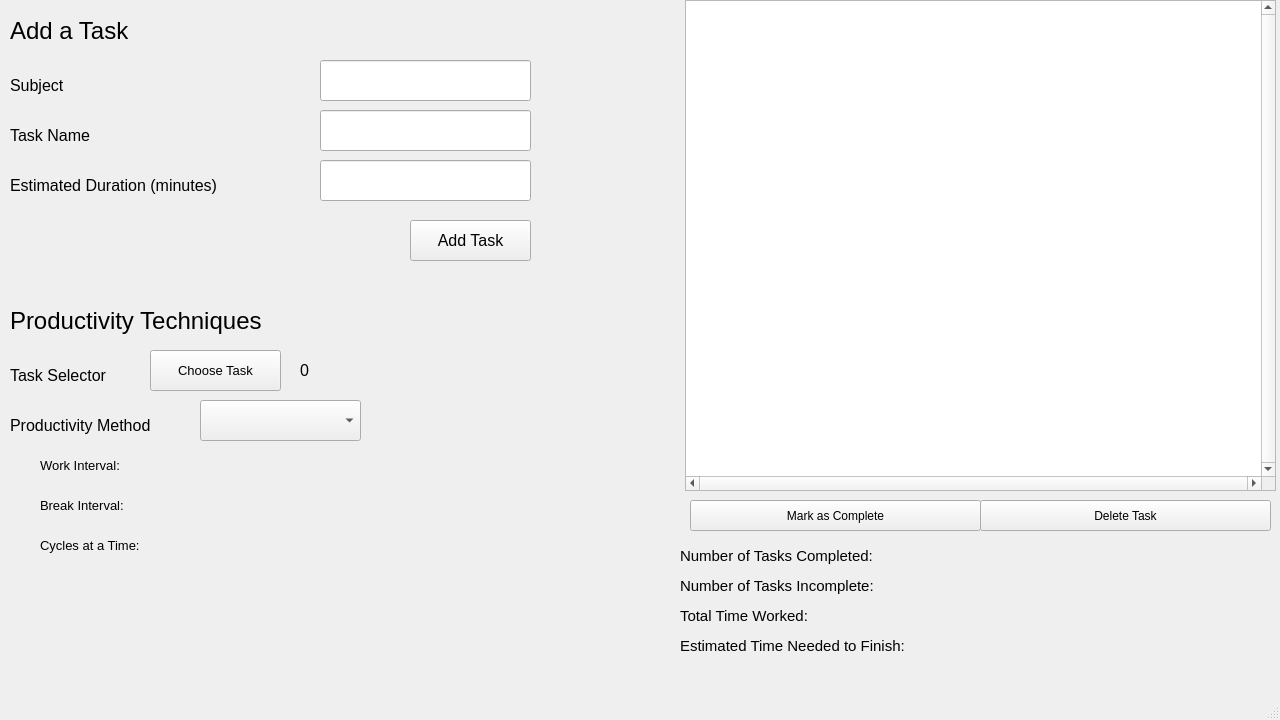
The window that mainwindow.ui (projectavi/ToDoPlus) describes before a commit, drawn with Qt 5.
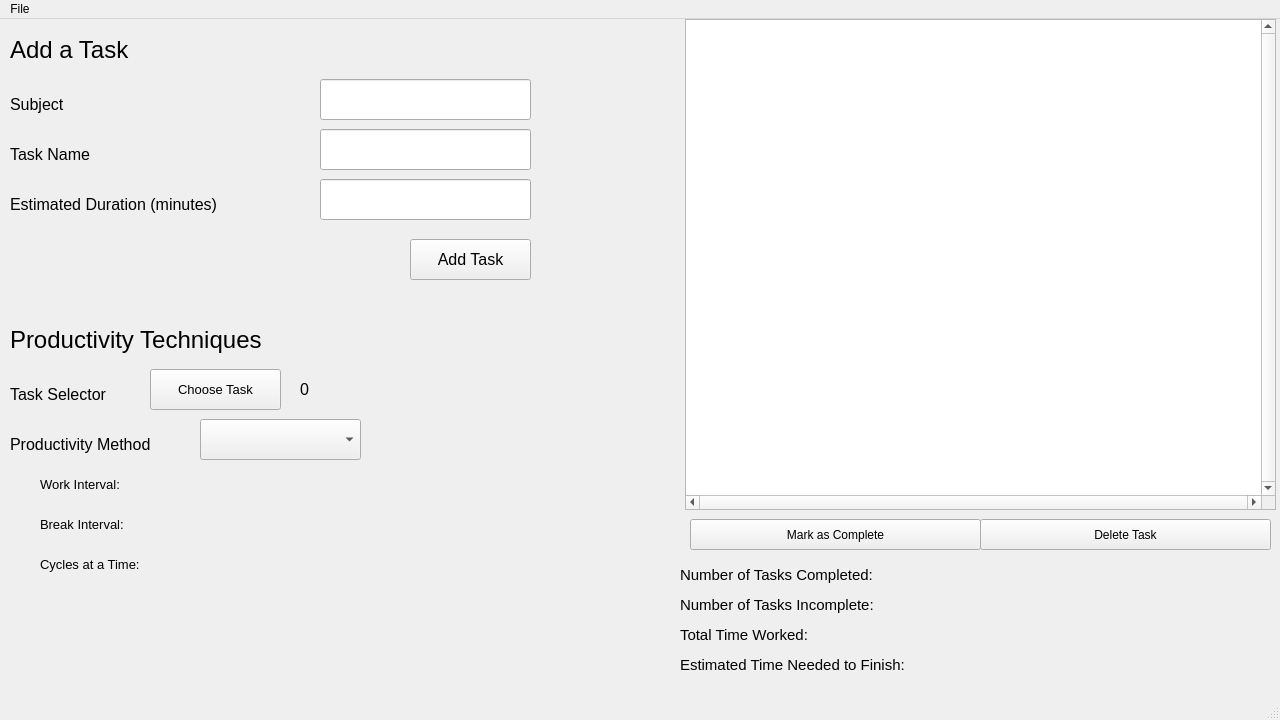
The same window after the commit.

What changed in the file:
```diff
--- a/mainwindow.ui
+++ b/mainwindow.ui
@@ -433,6 +433,13 @@
      <height>25</height>
     </rect>
    </property>
+   <widget class="QMenu" name="menuNew_Day">
+    <property name="title">
+     <string>File</string>
+    </property>
+    <addaction name="actionNewDay"/>
+   </widget>
+   <addaction name="menuNew_Day"/>
   </widget>
   <widget class="QStatusBar" name="statusbar"/>
  </widget>
```
Left out of the diff: 10 changed lines with no effect on the pictures.
